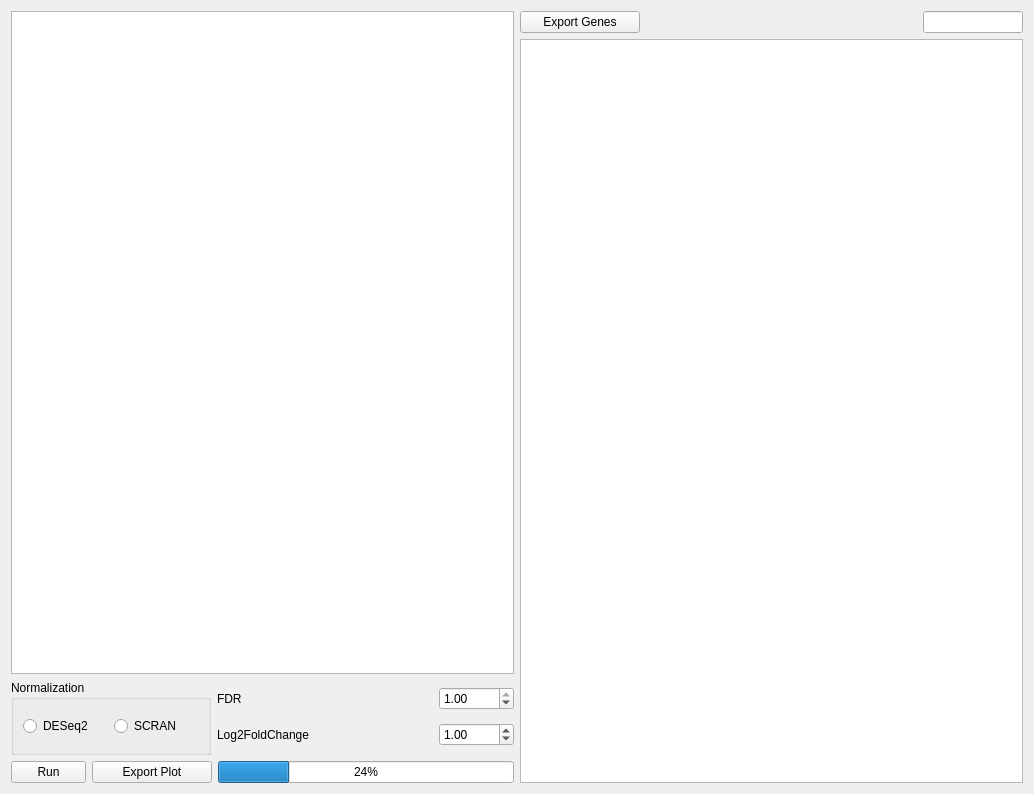
The window that assets/ui/analysisDEA.ui (jfnavarro/st_viewer) describes before a commit, drawn with Qt 5.
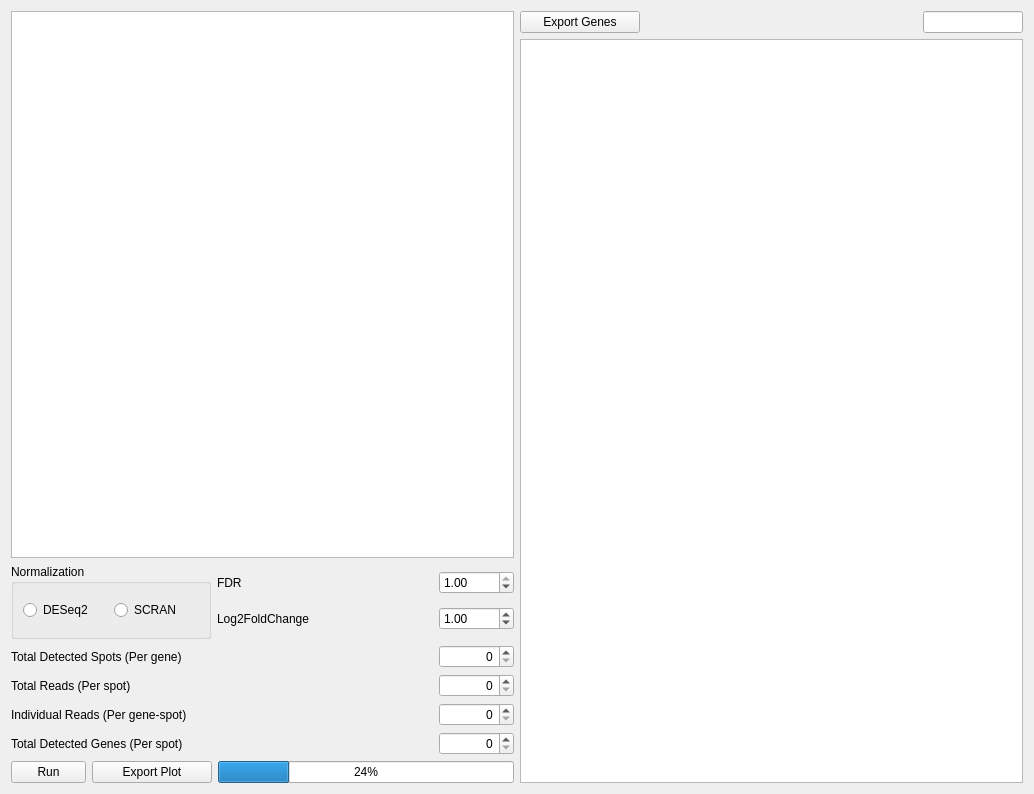
The same window after the commit. Custom widgets are drawn as their Qt base class.

What changed in the file:
```diff
--- a/assets/ui/analysisDEA.ui
+++ b/assets/ui/analysisDEA.ui
@@ -173,6 +173,178 @@
        </item>
       </layout>
      </item>
+     <item>
+      <layout class="QHBoxLayout" name="horizontalLayout_12">
+       <item>
+        <widget class="QLabel" name="label_13">
+         <property name="text">
+          <string>Total Detected Spots (Per gene)</string>
+         </property>
+        </widget>
+       </item>
+       <item>
+        <spacer name="horizontalSpacer_5">
+         <property name="orientation">
+          <enum>Qt::Horizontal</enum>
+         </property>
+         <property name="sizeHint" stdset="0">
+          <size>
+           <width>40</width>
+           <height>20</height>
+          </size>
+         </property>
+        </spacer>
+       </item>
+       <item>
+        <widget class="QSpinBox" name="spots_threshold">
+         <property name="minimumSize">
+          <size>
+           <width>75</width>
+           <height>0</height>
+          </size>
+         </property>
+         <property name="maximumSize">
+          <size>
+           <width>75</width>
+           <height>16777215</height>
+          </size>
+         </property>
+         <property name="alignment">
+          <set>Qt::AlignRight|Qt::AlignTrailing|Qt::AlignVCenter</set>
+         </property>
+        </widget>
+       </item>
+      </layout>
+     </item>
+     <item>
+      <layout class="QHBoxLayout" name="horizontalLayout_11">
+       <item>
+        <widget class="QLabel" name="label_12">
+         <property name="text">
+          <string>Total Reads (Per spot)</string>
+         </property>
+        </widget>
+       </item>
+       <item>
+        <spacer name="horizontalSpacer_4">
+         <property name="orientation">
+          <enum>Qt::Horizontal</enum>
+         </property>
+         <property name="sizeHint" stdset="0">
+          <size>
+           <width>40</width>
+           <height>20</height>
+          </size>
+         </property>
+        </spacer>
+       </item>
+       <item>
+        <widget class="QSpinBox" name="reads_threshold">
+         <property name="minimumSize">
+          <size>
+           <width>75</width>
+           <height>0</height>
+          </size>
+         </property>
+         <property name="maximumSize">
+          <size>
+           <width>75</width>
+           <height>16777215</height>
+          </size>
+         </property>
+         <property name="alignment">
+          <set>Qt::AlignRight|Qt::AlignTrailing|Qt::AlignVCenter</set>
+         </property>
+        </widget>
+       </item>
+      </layout>
+     </item>
+     <item>
+      <layout class="QHBoxLayout" name="horizontalLayout_9">
+       <item>
+        <widget class="QLabel" name="label_10">
+         <property name="text">
+          <string>Individual Reads (Per gene-spot)</string>
+         </property>
+        </widget>
+       </item>
+       <item>
+        <spacer name="horizontalSpacer_3">
+         <property name="orientation">
+          <enum>Qt::Horizontal</enum>
+         </property>
+         <property name="sizeHint" stdset="0">
+          <size>
+           <width>40</width>
+           <height>20</height>
+          </size>
+         </property>
+        </spacer>
+       </item>
+       <item>
+        <widget class="QSpinBox" name="individual_reads_threshold">
+         <property name="minimumSize">
+          <size>
+           <width>75</width>
+           <height>0</height>
+          </size>
+         </property>
+         <property name="maximumSize">
+          <size>
+           <width>75</width>
+           <height>16777215</height>
+          </size>
+         </property>
+         <property name="alignment">
+          <set>Qt::AlignRight|Qt::AlignTrailing|Qt::AlignVCenter</set>
+         </property>
+        </widget>
+       </item>
+      </layout>
+     </item>
+     <item>
+      <layout class="QHBoxLayout" name="horizontalLayout_10">
+       <item>
+        <widget class="QLabel" name="label_11">
+         <property name="text">
+          <string>Total Detected Genes (Per spot)</string>
+         </property>
+        </widget>
+       </item>
+       <item>
+        <spacer name="horizontalSpacer_2">
+         <property name="orientation">
+          <enum>Qt::Horizontal</enum>
+         </property>
+         <property name="sizeHint" stdset="0">
+          <size>
+           <width>40</width>
+           <height>20</height>
+          </size>
+         </property>
+        </spacer>
+       </item>
+       <item>
+        <widget class="QSpinBox" name="genes_threshold">
+         <property name="minimumSize">
+          <size>
+           <width>75</width>
+           <height>0</height>
+          </size>
+         </property>
+         <property name="maximumSize">
+          <size>
+           <width>75</width>
+           <height>16777215</height>
+          </size>
+         </property>
+         <property name="alignment">
+          <set>Qt::AlignRight|Qt::AlignTrailing|Qt::AlignVCenter</set>
+         </property>
+        </widget>
+       </item>
+      </layout>
+     </item>
      <item>
       <layout class="QHBoxLayout" name="horizontalLayout_5">
        <item>
```
